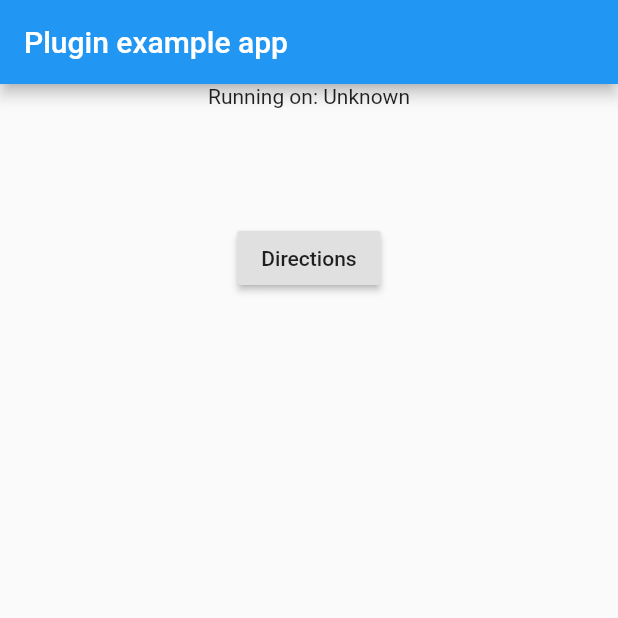
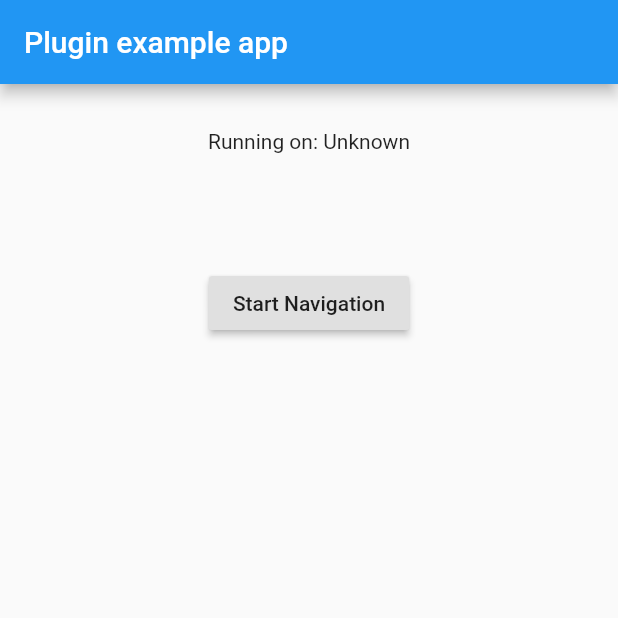
Before and after one commit to eopeter/flutter_mapbox_navigation, a Flutter app: the screen it shows after launch, on a phone screen of 412 x 824 dp, the top half of it. Run offline on Flutter 3.47's test engine with Material 2 defaults, Android fonts, the phone set to English and light mode, and no system bars.

Commit message:
version 0.0.1

```diff
--- a/example/lib/main.dart
+++ b/example/lib/main.dart
@@ -13,8 +13,8 @@ class MyApp extends StatefulWidget {
 
 class _MyAppState extends State<MyApp> {
   String _platformVersion = 'Unknown';
-  final _origin = Location(name: "Pick Up", latitude: 42.9755233, longitude: -78.8965816);
-  final _destination = Location(name: "Drop Off", latitude: 42.9278972, longitude: -78.6920296);
+  final _origin = Location(name: "Buffalo, NY", latitude: 42.886448, longitude: -78.878372);
+  final _destination = Location(name: "Boston, MA", latitude: 42.360081, longitude: -71.058884);
 
   @override
   void initState() {
@@ -51,18 +51,19 @@ class _MyAppState extends State<MyApp> {
         ),
         body: Center(
           child: Column(children: <Widget>[
+            SizedBox(height: 30,),
             Text('Running on: $_platformVersion\n'),
             SizedBox(
               height: 60,
             ),
             RaisedButton(
-              child: Text("Directions"),
+              child: Text("Start Navigation"),
               onPressed: () async{
 
-                await FlutterMapboxNavigation.getDirections(_origin, _destination);
+                await FlutterMapboxNavigation.startNavigation(_origin, _destination);
               },
             ),
-            NavigationView(origin: _origin, destination: _destination,)
+
           ]),
         ),
       ),
--- a/lib/flutter_mapbox_navigation.dart
+++ b/lib/flutter_mapbox_navigation.dart
@@ -12,7 +12,7 @@ class FlutterMapboxNavigation {
     return version;
   }
 
-  static Future getDirections(Location origin, Location destination) async {
+  static Future startNavigation(Location origin, Location destination) async {
     assert(origin != null);
     assert(origin.name != null);
     assert(origin.latitude != null);
@@ -29,7 +29,7 @@ class FlutterMapboxNavigation {
       "destinationLatitude": destination.latitude,
       "destinationLongitude": destination.longitude
     };
-    await _channel.invokeMethod('getDirections', args);
+    await _channel.invokeMethod('startNavigation', args);
   }
 }
 
```
Also changed, not shown: pubspec.yaml (+4 -3 lines), 8 other files.
